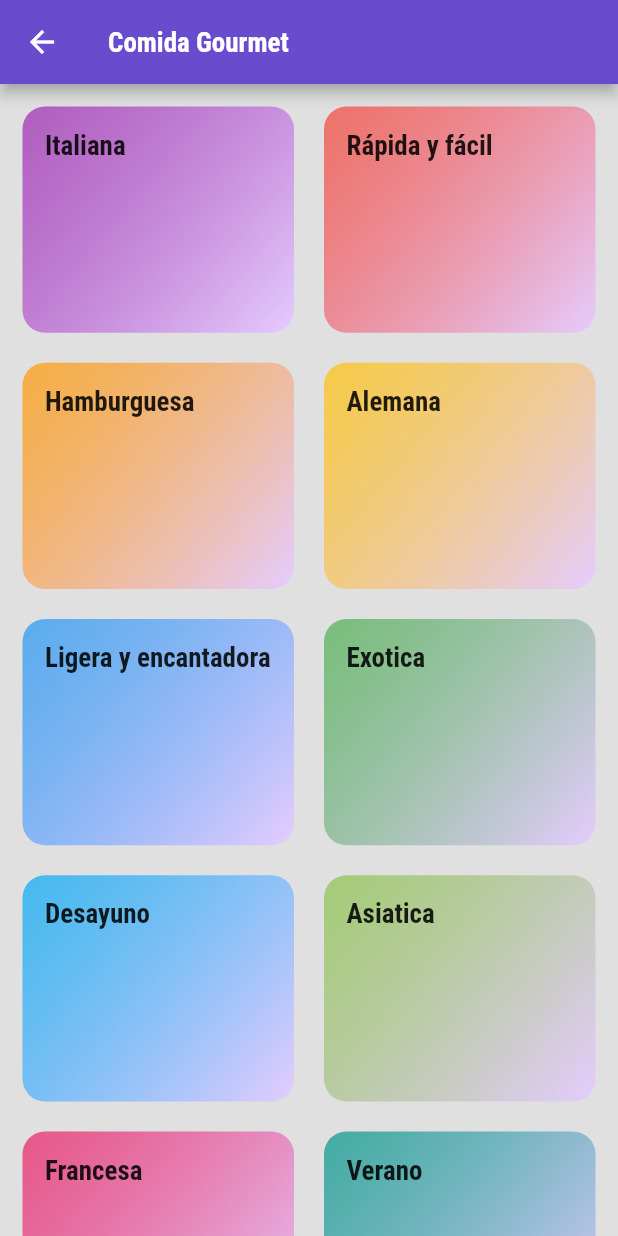
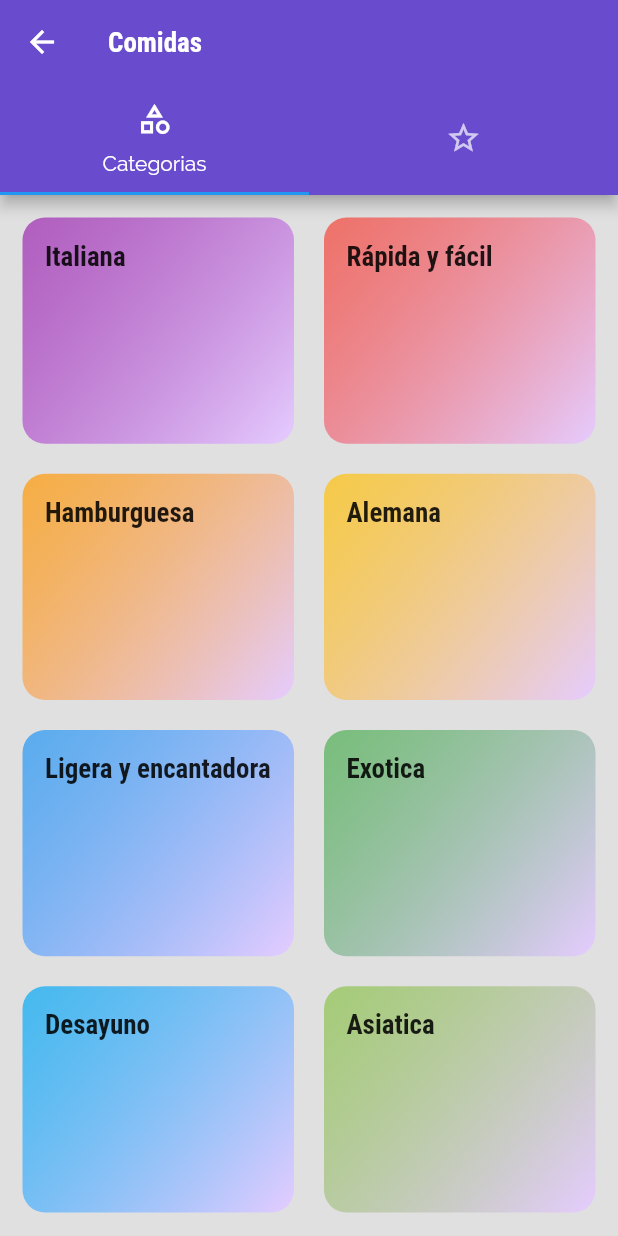
Before and after one commit to hrsd83/App_Recetas, a Flutter app: the screen it shows after launch, scrolled down 2304 dp, after a tap on "Bienvenidos", on a phone screen of 412 x 824 dp. Run offline on Flutter 3.47's test engine with Material 2 defaults, Android fonts, the light colour scheme and no system bars; our stand-ins replace animate_do; Roboto replaces fonts that are missing (RobotoCondensed).

Commit message:
Se el archivo TapsScreen y se agrega las categorias y los favoritos

```diff
--- a/lib/main.dart
+++ b/lib/main.dart
@@ -1,8 +1,7 @@
 import 'package:app_recetas/screens/category_meals_screen.dart';
 import 'package:app_recetas/screens/meal_detals_screen.dart';
+import './screens/taps_screen.dart';
 import 'package:flutter/material.dart';
-
-import 'screens/home_categories.dart';
 import 'widgets/page_onboarding.dart';
 
 void main() => runApp(const MyApp());
@@ -23,14 +22,11 @@ class MyApp extends StatelessWidget {
                 fontWeight: FontWeight.bold,
               ))),
       title: 'Material App',
-      // home: HomeCategories(),
       routes: {
-        '/' : (ctx) => PageOnboarding(),
-        HomeCategories.routeHomeCategories : (ctx) =>  const HomeCategories(),
-
-        CategoryMealsScreen.routeName : (ctx) => CategoryMealsScreen(),
-
-     MealDetalsScreen.routeName : (ctx) => MealDetalsScreen(),
+        '/': (ctx) => PageOnboarding(),
+        TapsScreen.routeName: (ctx) => const TapsScreen(),
+        CategoryMealsScreen.routeName: (ctx) => CategoryMealsScreen(),
+        MealDetalsScreen.routeName: (ctx) => MealDetalsScreen(),
       },
     );
   }
--- /dev/null
+++ b/lib/routes/routes.dart
@@ -0,0 +1,13 @@
+import 'package:flutter/material.dart';
+
+class RouterManager {
+  // static const String pageOnboarding = '/';
+  static const String tapsScreen = '/';
+  static const String homeCategories = '/homeCategories';
+  static const String categoryMealsScreen = '/categoryMealsScreen';
+  static const String mealDetalsScreen = '/mealDetalsScreen';
+
+
+
+
+}
--- a/lib/screens/category_meals_screen.dart
+++ b/lib/screens/category_meals_screen.dart
@@ -10,7 +10,7 @@ class CategoryMealsScreen extends StatelessWidget {
   @override
   Widget build(BuildContext context) {
     final routeArgs =
-        ModalRoute.of(context)!.settings.arguments as Map<String, String>;
+        ModalRoute.of(context)!.settings.arguments as Map<String, dynamic>;
     final categoryId = routeArgs['id'];
     final categoryTitle = routeArgs['title'];
     final categoryMeals = DUMMY_MEALS.where((meal) {
--- /dev/null
+++ b/lib/screens/favorite_screen.dart
@@ -0,0 +1,9 @@
+import 'package:flutter/material.dart';
+class FavoriteScreen extends StatelessWidget {
+  const FavoriteScreen({super.key});
+
+  @override
+  Widget build(BuildContext context) {
+    return const Center(child: Text('Favoritos'),);
+  }
+}
--- a/lib/screens/home_categories.dart
+++ b/lib/screens/home_categories.dart
@@ -11,14 +11,16 @@ class HomeCategories extends StatelessWidget {
   Widget build(BuildContext context) {
     return Scaffold(
       backgroundColor: Colors.white,
-      appBar: AppBar(
-        backgroundColor: pColor,
-        title: const Text('Comida Gourmet'),
-      ),
       body: Container(
         color: gColor,
         child: GridView(
-          padding: EdgeInsets.all(15),
+          padding: const EdgeInsets.all(15),
+          gridDelegate: const SliverGridDelegateWithMaxCrossAxisExtent(
+            maxCrossAxisExtent: 200,
+            childAspectRatio: 3 / 2.5,
+            crossAxisSpacing: 20,
+            mainAxisSpacing: 20,
+          ),
           children: DUMMY_CATEGORIES
               .map((catData) => CategoryItem(
                     title: catData.title,
@@ -26,12 +28,6 @@ class HomeCategories extends StatelessWidget {
                     id: catData.id,
                   ))
               .toList(),
-          gridDelegate: const SliverGridDelegateWithMaxCrossAxisExtent(
-            maxCrossAxisExtent: 200,
-            childAspectRatio: 3 / 2.5,
-            crossAxisSpacing: 20,
-            mainAxisSpacing: 20,
-          ),
         ),
       ),
     );
--- /dev/null
+++ b/lib/screens/taps_screen.dart
@@ -0,0 +1,40 @@
+import 'package:app_recetas/screens/favorite_screen.dart';
+import 'package:app_recetas/screens/home_categories.dart';
+import 'package:app_recetas/utils/colors.dart';
+import 'package:flutter/material.dart';
+
+class TapsScreen extends StatefulWidget {
+  static String routeName = '/tapsScreen';
+
+  const TapsScreen({super.key});
+
+  @override
+  State<TapsScreen> createState() => _TapsScreenState();
+}
+
+class _TapsScreenState extends State<TapsScreen> {
+  @override
+  Widget build(BuildContext context) {
+    return DefaultTabController(
+        length: 2,
+        child: Scaffold(
+          appBar: AppBar(
+              backgroundColor: pColor,
+              title: const Text('Comidas'),
+              bottom: const TabBar(tabs: <Widget>[
+                Tab(
+                  icon: Icon(Icons.category_outlined),
+                  text: 'Categorias',
+                ),
+                Tab(
+                  icon: Icon(Icons.star_border_outlined),
+                )
+              ])),
+          body: const TabBarView(children: <Widget>[
+            //Se agrega al TabBar la pantalla de categorias y la pantalla de los favoritos
+            HomeCategories(),
+            FavoriteScreen(),
+          ]),
+        ));
+  }
+}
--- a/lib/utils/colors.dart
+++ b/lib/utils/colors.dart
@@ -1,5 +1,5 @@
 import 'package:flutter/material.dart';
 
-final Color pColor = Color.fromRGBO(105, 75, 205, 1);
-final Color gColor = Color.fromRGBO(224, 224, 224, 1);
-final Color pCColor = Color.fromRGBO(229, 204, 255, 1);
+const Color pColor = Color.fromRGBO(105, 75, 205, 1);
+const Color gColor = Color.fromRGBO(224, 224, 224, 1);
+const Color pCColor = Color.fromRGBO(229, 204, 255, 1);
--- a/lib/widgets/page_onboarding.dart
+++ b/lib/widgets/page_onboarding.dart
@@ -1,6 +1,5 @@
-import 'package:app_recetas/screens/home_categories.dart';
 import 'package:flutter/material.dart';
-
+import '../screens/taps_screen.dart';
 import '../utils/colors.dart';
 
 class PageOnboarding extends StatelessWidget {
@@ -99,7 +98,7 @@ class PageOnboarding extends StatelessWidget {
                   ),
                 )),
             onPressed: () => Navigator.of(context)
-                .pushNamed(HomeCategories.routeHomeCategories),
+                .pushNamed(TapsScreen.routeName),
           ),
         ),
       ),
```
